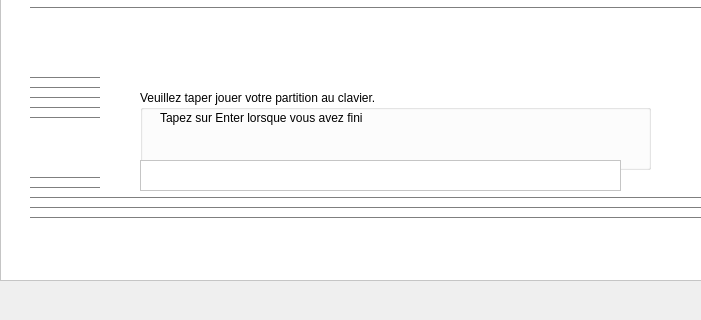
DepinfoCamille/ProjetMusiqueQt2, file mainwindow.ui: the form before one commit; both pictures show x 0 to 701 and y 367 to 687 of the 1061 by 848 pixel window.
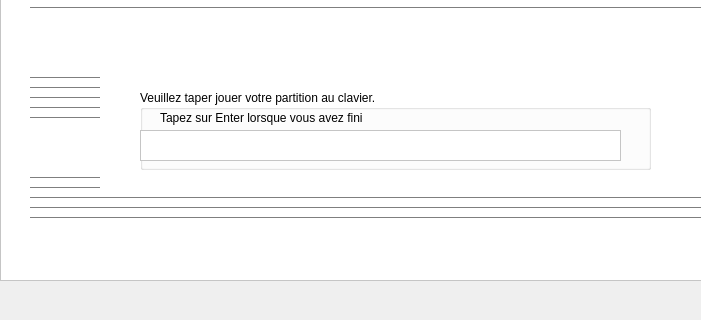
The form after the commit. The open tabs and pages were chosen to show the change.

```diff
--- a/mainwindow.ui
+++ b/mainwindow.ui
@@ -887,7 +887,7 @@
       <bool>true</bool>
      </property>
      <property name="currentIndex">
-      <number>1</number>
+      <number>2</number>
      </property>
      <widget class="QWidget" name="page_4">
       <widget class="QGroupBox" name="boxTempo_2">
@@ -977,16 +977,16 @@
          <string>Tapez sur Enter lorsque vous avez fini</string>
         </property>
        </widget>
-      </widget>
       <widget class="QTextEdit" name="textEdit">
        <property name="geometry">
         <rect>
-         <x>40</x>
-         <y>100</y>
+          <x>0</x>
+          <y>40</y>
          <width>481</width>
          <height>31</height>
         </rect>
        </property>
+       </widget>
       </widget>
      </widget>
      <widget class="QWidget" name="page_3">
```
Lines whose indentation alone changed are shown as unchanged.
